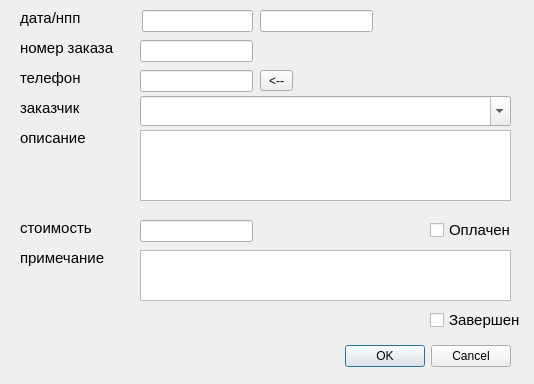
Before: the Qt Designer form newdial.ui in leoneii/ixjournal, drawn with Qt 5.
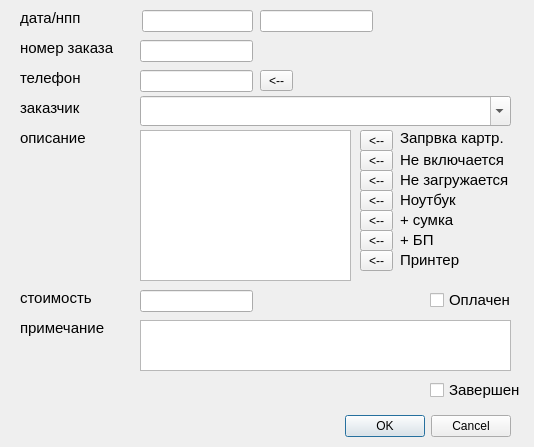
After: the same form once the commit is applied.

Diff of the .ui file:
```diff
--- a/newdial.ui
+++ b/newdial.ui
@@ -7,7 +7,7 @@
     <x>0</x>
     <y>0</y>
     <width>534</width>
-    <height>384</height>
+    <height>447</height>
    </rect>
   </property>
   <property name="windowTitle">
@@ -17,7 +17,7 @@
    <property name="geometry">
     <rect>
      <x>170</x>
-     <y>340</y>
+     <y>410</y>
      <width>341</width>
      <height>32</height>
     </rect>
@@ -105,7 +105,7 @@
    <property name="geometry">
     <rect>
      <x>20</x>
-     <y>250</y>
+     <y>320</y>
      <width>101</width>
      <height>16</height>
     </rect>
@@ -123,7 +123,7 @@
    <property name="geometry">
     <rect>
      <x>20</x>
-     <y>220</y>
+     <y>290</y>
      <width>101</width>
      <height>16</height>
     </rect>
@@ -159,7 +159,7 @@
    <property name="geometry">
     <rect>
      <x>430</x>
-     <y>220</y>
+     <y>290</y>
      <width>91</width>
      <height>20</height>
     </rect>
@@ -177,7 +177,7 @@
    <property name="geometry">
     <rect>
      <x>430</x>
-     <y>310</y>
+     <y>380</y>
      <width>91</width>
      <height>20</height>
     </rect>
@@ -250,8 +250,8 @@
     <rect>
      <x>140</x>
      <y>130</y>
-     <width>371</width>
-     <height>71</height>
+     <width>211</width>
+     <height>151</height>
     </rect>
    </property>
   </widget>
@@ -259,7 +259,7 @@
    <property name="geometry">
     <rect>
      <x>140</x>
-     <y>220</y>
+     <y>290</y>
      <width>113</width>
      <height>22</height>
     </rect>
@@ -277,7 +277,7 @@
    <property name="geometry">
     <rect>
      <x>140</x>
-     <y>250</y>
+     <y>320</y>
      <width>371</width>
      <height>51</height>
     </rect>
@@ -322,6 +322,244 @@
     <string>&lt;--</string>
    </property>
   </widget>
+  <widget class="QToolButton" name="toolButton_textFrom1">
+   <property name="geometry">
+    <rect>
+     <x>360</x>
+     <y>130</y>
+     <width>33</width>
+     <height>21</height>
+    </rect>
+   </property>
+   <property name="toolTip">
+    <string>Подставить значение из справочника</string>
+   </property>
+   <property name="text">
+    <string>&lt;--</string>
+   </property>
+  </widget>
+  <widget class="QToolButton" name="toolButton_textFrom2">
+   <property name="geometry">
+    <rect>
+     <x>360</x>
+     <y>150</y>
+     <width>33</width>
+     <height>21</height>
+    </rect>
+   </property>
+   <property name="toolTip">
+    <string>Подставить значение из справочника</string>
+   </property>
+   <property name="text">
+    <string>&lt;--</string>
+   </property>
+  </widget>
+  <widget class="QToolButton" name="toolButton_textFrom3">
+   <property name="geometry">
+    <rect>
+     <x>360</x>
+     <y>170</y>
+     <width>33</width>
+     <height>21</height>
+    </rect>
+   </property>
+   <property name="toolTip">
+    <string>Подставить значение из справочника</string>
+   </property>
+   <property name="text">
+    <string>&lt;--</string>
+   </property>
+  </widget>
+  <widget class="QLabel" name="label_zak_2">
+   <property name="geometry">
+    <rect>
+     <x>400</x>
+     <y>130</y>
+     <width>131</width>
+     <height>16</height>
+    </rect>
+   </property>
+   <property name="font">
+    <font>
+     <pointsize>11</pointsize>
+    </font>
+   </property>
+   <property name="text">
+    <string>Запрвка картр.</string>
+   </property>
+  </widget>
+  <widget class="QLabel" name="label_zak_3">
+   <property name="geometry">
+    <rect>
+     <x>400</x>
+     <y>150</y>
+     <width>121</width>
+     <height>20</height>
+    </rect>
+   </property>
+   <property name="font">
+    <font>
+     <pointsize>11</pointsize>
+    </font>
+   </property>
+   <property name="text">
+    <string>Не включается</string>
+   </property>
+  </widget>
+  <widget class="QLabel" name="label_zak_4">
+   <property name="geometry">
+    <rect>
+     <x>400</x>
+     <y>170</y>
+     <width>111</width>
+     <height>20</height>
+    </rect>
+   </property>
+   <property name="font">
+    <font>
+     <pointsize>11</pointsize>
+    </font>
+   </property>
+   <property name="text">
+    <string>Не загружается</string>
+   </property>
+  </widget>
+  <widget class="QToolButton" name="toolButton_textFrom4">
+   <property name="geometry">
+    <rect>
+     <x>360</x>
+     <y>230</y>
+     <width>33</width>
+     <height>21</height>
+    </rect>
+   </property>
+   <property name="toolTip">
+    <string>Подставить значение из справочника</string>
+   </property>
+   <property name="text">
+    <string>&lt;--</string>
+   </property>
+  </widget>
+  <widget class="QLabel" name="label_zak_5">
+   <property name="geometry">
+    <rect>
+     <x>400</x>
+     <y>230</y>
+     <width>101</width>
+     <height>20</height>
+    </rect>
+   </property>
+   <property name="font">
+    <font>
+     <pointsize>11</pointsize>
+    </font>
+   </property>
+   <property name="text">
+    <string>+ БП</string>
+   </property>
+  </widget>
+  <widget class="QToolButton" name="toolButton_textFrom6">
+   <property name="geometry">
+    <rect>
+     <x>360</x>
+     <y>210</y>
+     <width>33</width>
+     <height>21</height>
+    </rect>
+   </property>
+   <property name="toolTip">
+    <string>Подставить значение из справочника</string>
+   </property>
+   <property name="text">
+    <string>&lt;--</string>
+   </property>
+  </widget>
+  <widget class="QToolButton" name="toolButton_textFrom5">
+   <property name="geometry">
+    <rect>
+     <x>360</x>
+     <y>190</y>
+     <width>33</width>
+     <height>21</height>
+    </rect>
+   </property>
+   <property name="toolTip">
+    <string>Подставить значение из справочника</string>
+   </property>
+   <property name="text">
+    <string>&lt;--</string>
+   </property>
+  </widget>
+  <widget class="QLabel" name="label_zak_6">
+   <property name="geometry">
+    <rect>
+     <x>400</x>
+     <y>190</y>
+     <width>101</width>
+     <height>20</height>
+    </rect>
+   </property>
+   <property name="font">
+    <font>
+     <pointsize>11</pointsize>
+    </font>
+   </property>
+   <property name="text">
+    <string>Ноутбук</string>
+   </property>
+  </widget>
+  <widget class="QLabel" name="label_zak_7">
+   <property name="geometry">
+    <rect>
+     <x>400</x>
+     <y>210</y>
+     <width>111</width>
+     <height>20</height>
+    </rect>
+   </property>
+   <property name="font">
+    <font>
+     <pointsize>11</pointsize>
+    </font>
+   </property>
+   <property name="text">
+    <string>+ сумка</string>
+   </property>
+  </widget>
+  <widget class="QLabel" name="label_zak_8">
+   <property name="geometry">
+    <rect>
+     <x>400</x>
+     <y>250</y>
+     <width>101</width>
+     <height>20</height>
+    </rect>
+   </property>
+   <property name="font">
+    <font>
+     <pointsize>11</pointsize>
+    </font>
+   </property>
+   <property name="text">
+    <string>Принтер</string>
+   </property>
+  </widget>
+  <widget class="QToolButton" name="toolButton_textFrom7">
+   <property name="geometry">
+    <rect>
+     <x>360</x>
+     <y>250</y>
+     <width>33</width>
+     <height>21</height>
+    </rect>
+   </property>
+   <property name="toolTip">
+    <string>Подставить значение из справочника</string>
+   </property>
+   <property name="text">
+    <string>&lt;--</string>
+   </property>
+  </widget>
  </widget>
  <tabstops>
   <tabstop>lineEdit_dat</tabstop>
```
